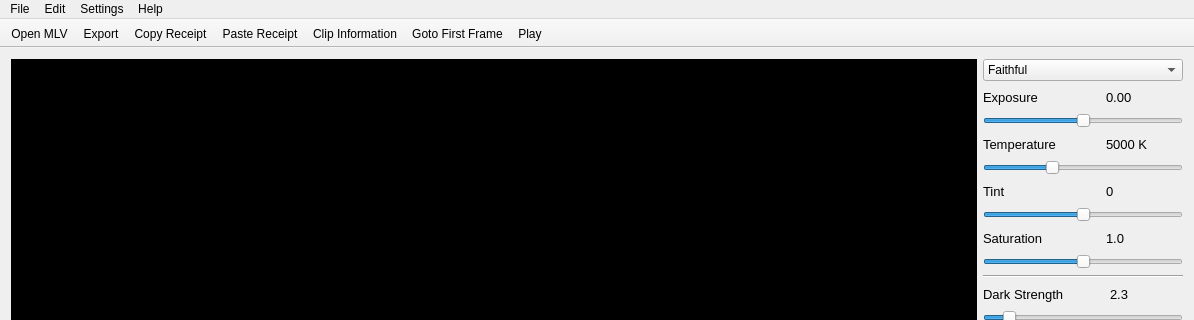
This is platform/qt/MainWindow.ui in ilia3101/MLV-App as Qt 5 draws it before an edit; both pictures show x 0 to 1194 and y 0 to 320 of the 1194 by 765 pixel window. The edited form follows.
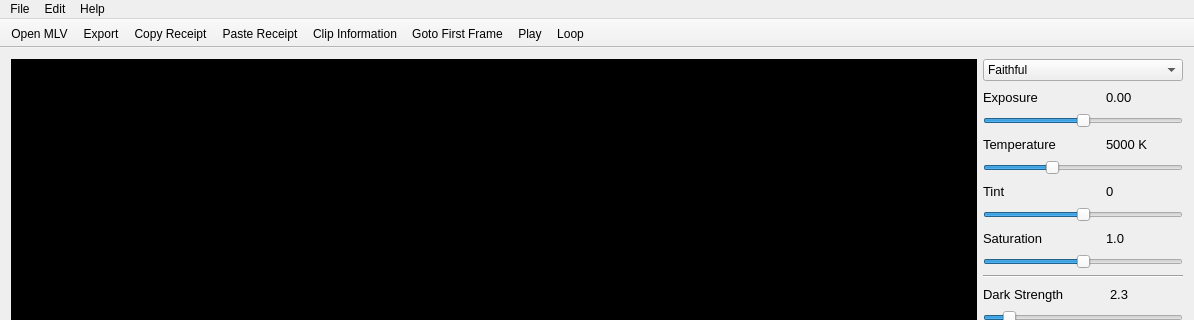
This is the edited form. Icons and pictures are not drawn.

Patch:
```diff
--- a/platform/qt/MainWindow.ui
+++ b/platform/qt/MainWindow.ui
@@ -848,14 +848,8 @@
     </property>
     <addaction name="actionAbout"/>
    </widget>
-   <widget class="QMenu" name="menuSettings">
-    <property name="title">
-     <string>Settings</string>
-    </property>
-   </widget>
    <addaction name="menuFile"/>
    <addaction name="menuEdit"/>
-   <addaction name="menuSettings"/>
    <addaction name="menuHelp"/>
   </widget>
   <widget class="QToolBar" name="mainToolBar">
@@ -881,6 +875,7 @@
    <addaction name="actionClip_Information"/>
    <addaction name="actionGoto_First_Frame"/>
    <addaction name="actionPlay"/>
+   <addaction name="actionLoop"/>
   </widget>
   <widget class="QStatusBar" name="statusBar"/>
   <action name="actionOpen">
@@ -1005,6 +1000,21 @@
     <string>Return</string>
    </property>
   </action>
+  <action name="actionLoop">
+   <property name="checkable">
+    <bool>true</bool>
+   </property>
+   <property name="icon">
+    <iconset resource="ressources.qrc">
+     <normaloff>:/AudioVideoIcons/AudioVideoIcons/replay-icon.png</normaloff>:/AudioVideoIcons/AudioVideoIcons/replay-icon.png</iconset>
+   </property>
+   <property name="text">
+    <string>Loop</string>
+   </property>
+   <property name="toolTip">
+    <string>Never ending playback</string>
+   </property>
+  </action>
  </widget>
  <layoutdefault spacing="6" margin="11"/>
  <resources>
```
Left out of the diff: 16 changed lines with no effect on the pictures.
